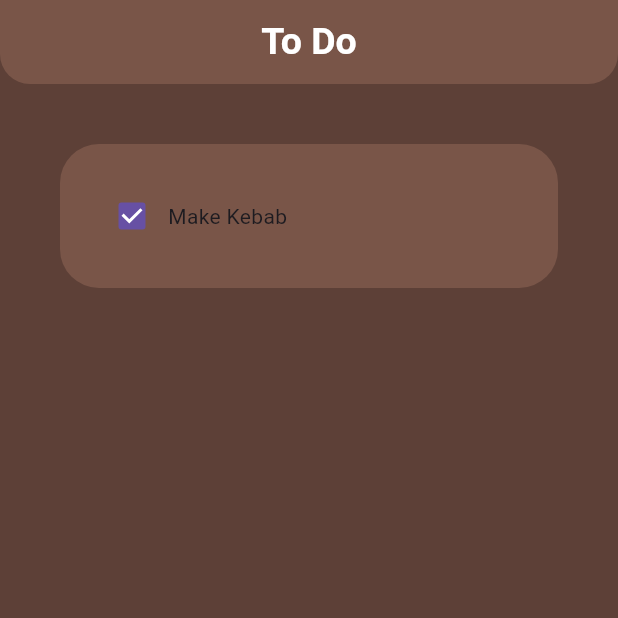
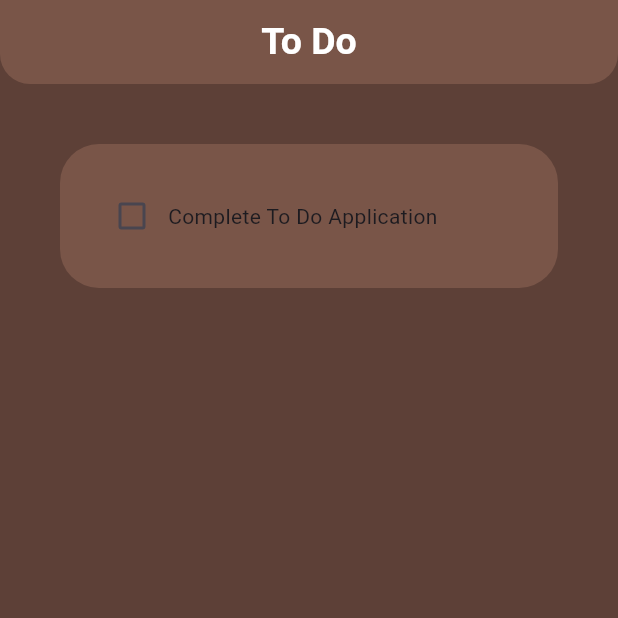
Before and after one commit to selimsshady0/todo, a Flutter app: the screen it shows after launch, on a phone screen of 412 x 824 dp, the top half of it. Run offline on Flutter 3.47's test engine with Material 3 defaults, Android fonts, the phone set to English and light mode, and no system bars.

Commit message:
Files Upload

```diff
--- a/lib/pages/home_page.dart
+++ b/lib/pages/home_page.dart
@@ -25,8 +25,10 @@ class HomePage extends StatelessWidget {
         ),
       ),
       body: ListView(
-        children: const [
-          ToDoTile(),
+        children: [
+          ToDoTile(taskName: "Complete To Do Application", taskCompleted: false, onChanged: (p0) {
+
+          },),
         ],
       ),
     );
--- a/lib/utils/todo_tile.dart
+++ b/lib/utils/todo_tile.dart
@@ -1,7 +1,16 @@
 import 'package:flutter/material.dart';
 
 class ToDoTile extends StatelessWidget {
-  const ToDoTile({super.key});
+  // variables
+  final String taskName;
+  final bool taskCompleted;
+  Function(bool?)? onChanged;
+  ToDoTile({
+    super.key,
+    required this.taskName,
+    required this.taskCompleted,
+    required this.onChanged,
+  });
 
   @override
   Widget build(BuildContext context) {
@@ -17,11 +26,11 @@ class ToDoTile extends StatelessWidget {
           children: [
             // checkbox
             Checkbox(
-              value: true,
-              onChanged: (value) {},
+              value: taskCompleted,
+              onChanged: onChanged,
             ),
             // task name
-            const Text('Make Kebab'),
+            Text(taskName),
           ],
         ),
       ),
```
